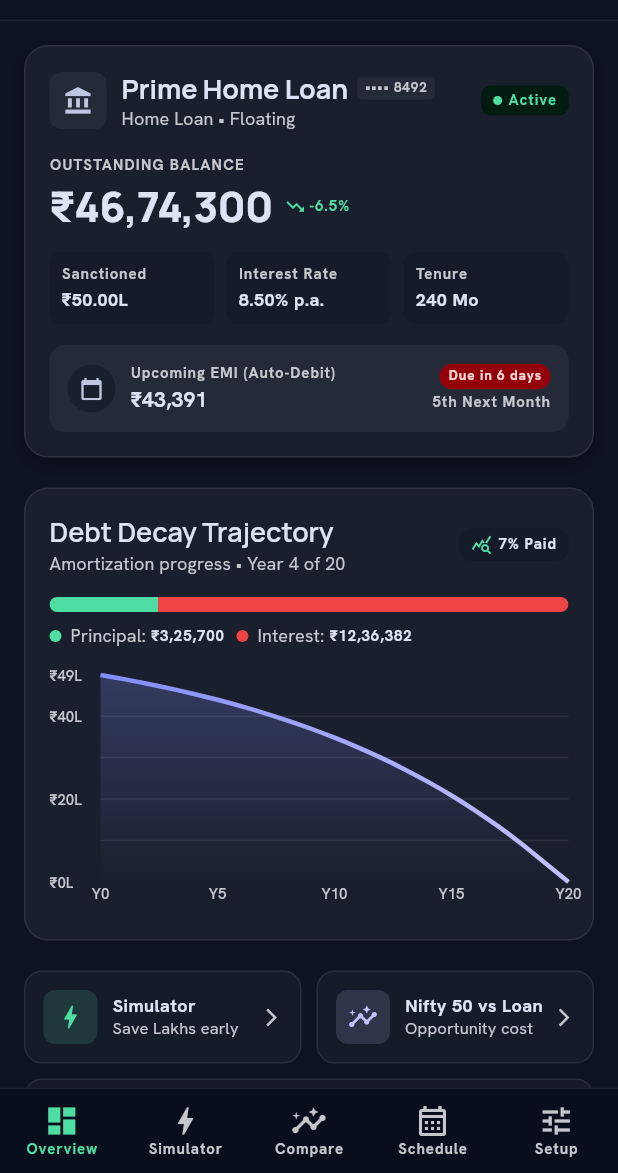
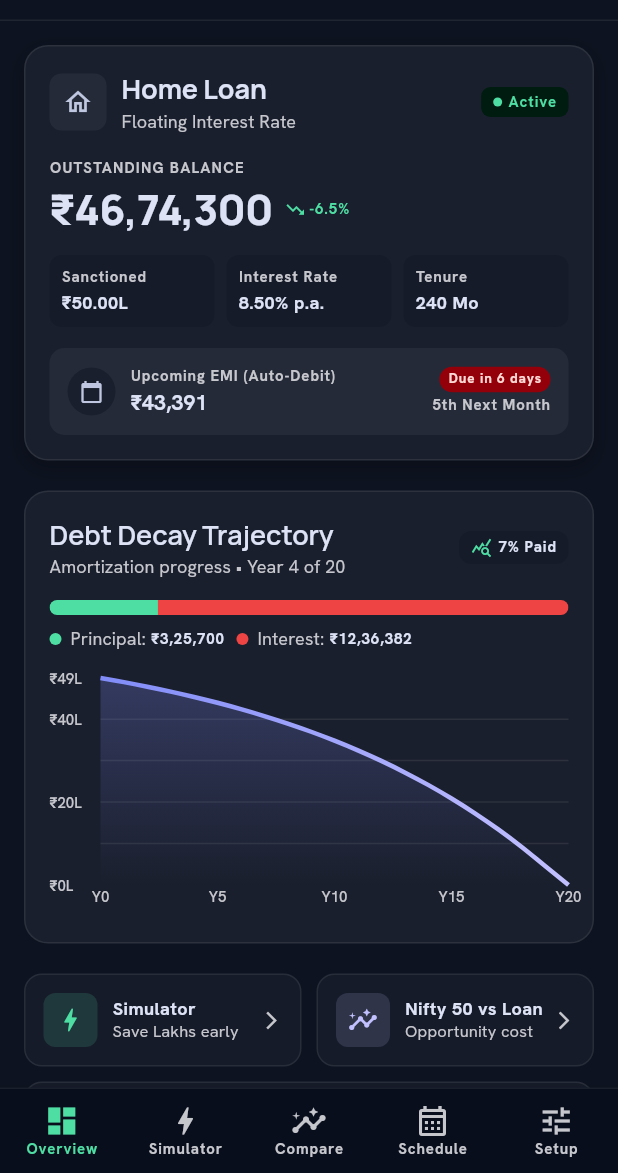
Before and after one commit to thanveeralisayed/Loan-optimizer, a Flutter app: the screen it shows after launch, on a phone screen of 412 x 824 dp, the part 63-1236 px from its top. Run offline on Flutter 3.47's test engine with Material 3 defaults, Android fonts, the phone set to English and light mode, and no system bars; drawn by our look-alikes of fl_chart; our stand-ins replace csv, flutter_riverpod, google_fonts, pdf.

Commit message:
fix(dashboard): dynamically display selected loan category name and remove account number ending

```diff
--- a/lib/core/widgets/app_header.dart
+++ b/lib/core/widgets/app_header.dart
@@ -277,7 +277,7 @@ class AppHeader extends StatelessWidget implements PreferredSizeWidget {
                     iconColor: AppColors.primary,
                     title: 'Upcoming EMI (₹43,391)',
                     subtitle:
-                        'Scheduled for auto-debit on 5th next month from primary bank account (•••• 8492).',
+                        'Scheduled for auto-debit on 5th next month from primary bank account.',
                     tag: 'Due in 6 days',
                     tagColor: AppColors.errorCoral,
                   ),
@@ -453,7 +453,7 @@ class AppHeader extends StatelessWidget implements PreferredSizeWidget {
                       children: [
                         _buildProfileRow(
                           'Loan Facility',
-                          'Prime Home Loan (•••• 8492)',
+                          'Active Facility',
                         ),
                         const Divider(color: AppColors.borderSubtle, height: 16),
                         _buildProfileRow('Sanctioned Amount', '₹50,00,000'),
--- a/lib/features/dashboard/loan_overview_screen.dart
+++ b/lib/features/dashboard/loan_overview_screen.dart
@@ -6,6 +6,7 @@ import '../../core/theme/app_typography.dart';
 import '../../core/utils/indian_currency_formatter.dart';
 import '../../core/widgets/app_header.dart';
 import '../../core/widgets/dual_tone_progress_bar.dart';
+import '../../models/loan_config.dart';
 import '../../providers/loan_provider.dart';
 
 class LoanOverviewScreen extends ConsumerWidget {
@@ -82,8 +83,8 @@ class LoanOverviewScreen extends ConsumerWidget {
                                 color: AppColors.surfaceContainerHigh,
                                 borderRadius: BorderRadius.circular(8),
                               ),
-                              child: const Icon(
-                                Icons.account_balance,
+                              child: Icon(
+                                _getLoanTypeIcon(config.loanType),
                                 color: AppColors.primary,
                                 size: 20,
                               ),
@@ -93,36 +94,16 @@ class LoanOverviewScreen extends ConsumerWidget {
                               child: Column(
                                 crossAxisAlignment: CrossAxisAlignment.start,
                                 children: [
-                                  Row(
-                                    children: [
-                                      Flexible(
-                                        child: Text(
-                                          config.name,
-                                          style: AppTypography.headlineSmall.copyWith(
-                                            fontWeight: FontWeight.w700,
-                                          ),
-                                          overflow: TextOverflow.ellipsis,
-                                        ),
-                                      ),
-                                      const SizedBox(width: 6),
-                                      Container(
-                                        padding: const EdgeInsets.symmetric(
-                                            horizontal: 5, vertical: 1),
-                                        decoration: BoxDecoration(
-                                          color: AppColors.surfaceContainerHigh,
-                                          borderRadius: BorderRadius.circular(4),
-                                        ),
-                                        child: Text(
-                                          '•••• ${config.loanNumber}',
-                                          style: AppTypography.labelSmall.copyWith(
-                                            fontSize: 9,
-                                          ),
-                                        ),
-                                      ),
-                                    ],
+                                  Text(
+                                    config.name,
+                                    style: AppTypography.headlineSmall.copyWith(
+                                      fontWeight: FontWeight.w700,
+                                    ),
+                                    overflow: TextOverflow.ellipsis,
                                   ),
+                                  const SizedBox(height: 2),
                                   Text(
-                                    '${config.loanType.displayName} • ${config.rateType.displayName}',
+                                    '${config.rateType.displayName} Interest Rate',
                                     style: AppTypography.bodySmall,
                                     overflow: TextOverflow.ellipsis,
                                   ),
@@ -694,4 +675,17 @@ class LoanOverviewScreen extends ConsumerWidget {
       ),
     );
   }
+
+  IconData _getLoanTypeIcon(LoanType type) {
+    switch (type) {
+      case LoanType.home:
+        return Icons.home_outlined;
+      case LoanType.car:
+        return Icons.directions_car_outlined;
+      case LoanType.personal:
+        return Icons.person_outline;
+      case LoanType.education:
+        return Icons.school_outlined;
+    }
+  }
 }
--- a/lib/models/loan_config.dart
+++ b/lib/models/loan_config.dart
@@ -49,9 +49,10 @@ class LoanConfig {
     DateTime? startDate,
     this.loanType = LoanType.home,
     this.rateType = RateType.floating,
-    this.name = 'Prime Home Loan',
-    this.loanNumber = '8492',
-  })  : startDate = startDate ?? DateTime.now(),
+    String? name,
+    this.loanNumber = '',
+  })  : name = name ?? loanType.displayName,
+        startDate = startDate ?? DateTime.now(),
         assert(principal >= 0, 'Principal cannot be negative'),
         assert(annualInterestRate >= 0, 'Interest rate cannot be negative'),
         assert(tenureMonths >= 0, 'Tenure months cannot be negative');
@@ -64,8 +65,8 @@ class LoanConfig {
       startDate: DateTime(2022, 1, 1),
       loanType: LoanType.home,
       rateType: RateType.floating,
-      name: 'Prime Home Loan',
-      loanNumber: '8492',
+      name: 'Home Loan',
+      loanNumber: '',
     );
   }
 
--- a/lib/providers/loan_provider.dart
+++ b/lib/providers/loan_provider.dart
@@ -38,7 +38,10 @@ class LoanConfigNotifier extends Notifier<LoanConfig> {
   }
 
   void updateLoanType(LoanType type) {
-    state = state.copyWith(loanType: type);
+    state = state.copyWith(
+      loanType: type,
+      name: type.displayName,
+    );
   }
 
   void updateRateType(RateType type) {
--- a/lib/services/export_service.dart
+++ b/lib/services/export_service.dart
@@ -74,7 +74,7 @@ class ExportService {
                   pw.Text('LoanOpt Amortization Statement', style: titleStyle),
                   pw.SizedBox(height: 4),
                   pw.Text(
-                    '${config.name} (No. ${config.loanNumber})',
+                    '${config.name} Statement',
                     style: const pw.TextStyle(fontSize: 12, color: PdfColors.grey700),
                   ),
                 ],
```
Also changed, not shown: 4 other files.
